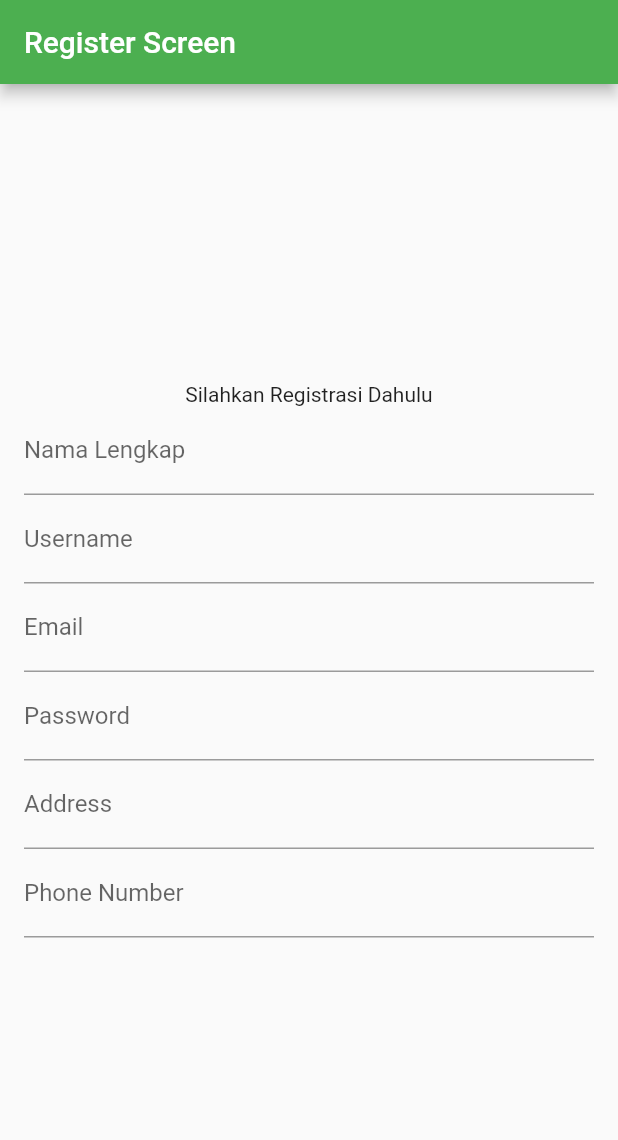
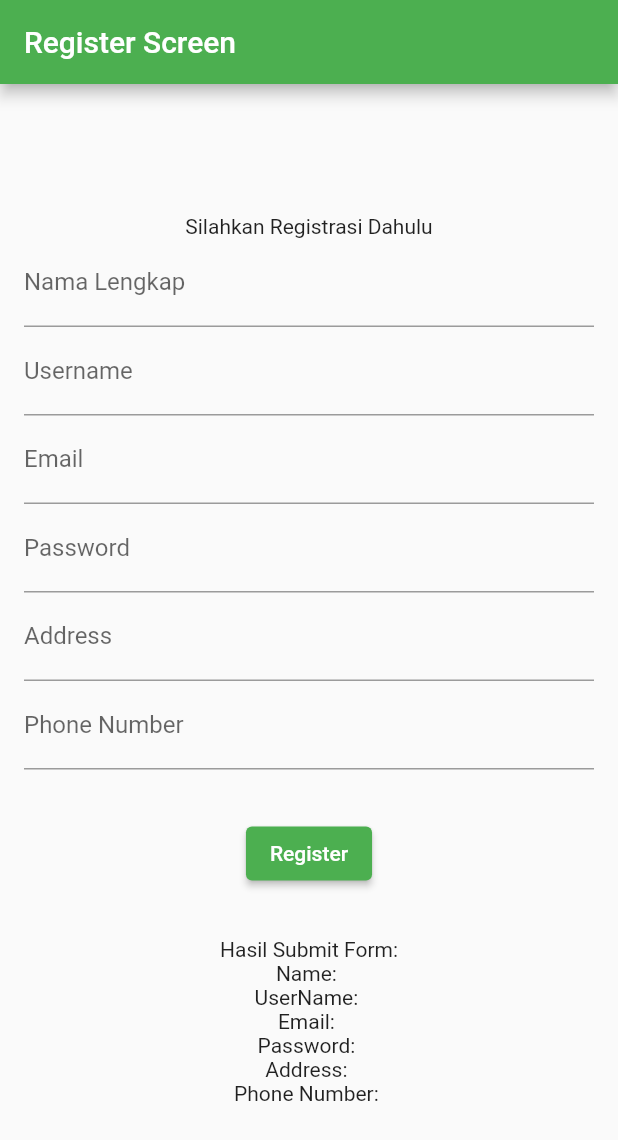
Before and after one commit to imaldi/learn_flutter_from_basic, a Flutter app: the screen it shows after launch, on a phone screen of 412 x 824 dp. Shown: the top 1140 px of the screen. Run offline on Flutter 3.47's test engine with Material 2 defaults, Android fonts, the phone set to English and light mode, and no system bars.

Commit message:
done submit register form

```diff
--- a/lib/register_screen.dart
+++ b/lib/register_screen.dart
@@ -1,7 +1,25 @@
 import 'package:flutter/material.dart';
 
-class RegisterScreen extends StatelessWidget {
+class RegisterScreen extends StatefulWidget {
   const RegisterScreen({Key? key}) : super(key: key);
+
+  @override
+  State<RegisterScreen> createState() => _RegisterScreenState();
+}
+
+class _RegisterScreenState extends State<RegisterScreen> {
+  var nameController = TextEditingController();
+  var usernameController = TextEditingController();
+  var emailController = TextEditingController();
+  var passwordController = TextEditingController();
+  var addressController = TextEditingController();
+  var phoneNumberController = TextEditingController();
+  var nama = "";
+  var username = "";
+  var email = "";
+  var password = "";
+  var address = "";
+  var phoneNumber = "";
 
   @override
   Widget build(BuildContext context) {
@@ -14,28 +32,59 @@ class RegisterScreen extends StatelessWidget {
             children: [
               Text("Silahkan Registrasi Dahulu"),
               TextFormField(
+                controller: nameController,
                 // decoration: InputDecoration(hintText: "Nama Lengkap"),
                 decoration: InputDecoration(label: Text("Nama Lengkap")),
               ),
               TextFormField(
+                controller: usernameController,
                 decoration: InputDecoration(label: Text("Username")),
               ),
               TextFormField(
+                controller: emailController,
                 keyboardType: TextInputType.emailAddress,
                 decoration: InputDecoration(label: Text("Email")),
               ),
               TextFormField(
+                controller: passwordController,
                 obscureText: true,
                 decoration: InputDecoration(label: Text("Password")),
               ),
               TextFormField(
+                controller: addressController,
                 decoration: InputDecoration(label: Text("Address")),
               ),
               TextFormField(
+                controller: phoneNumberController,
                 keyboardType: TextInputType.phone,
                 decoration: InputDecoration(
                     label: Text("Phone Number")),
               ),
+              SizedBox(height: 32,),
+              ElevatedButton(onPressed: (){
+                setState(() {
+                  nama = nameController.text;
+                  username = usernameController.text;
+                  email = emailController.text;
+                  password = passwordController.text;
+                  address = addressController.text;
+                  phoneNumber = phoneNumberController.text;
+                  nameController.text = "";
+                  usernameController.text = "";
+                  emailController.text = "";
+                  passwordController.text = "";
+                  addressController.text = "";
+                  phoneNumberController.text = "";
+                });
+              }, child: Text("Register")),
+              SizedBox(height: 32,),
+              Text("Hasil Submit Form:"),
+              Text("Name: ${nama}"),
+              Text("UserName: ${username}"),
+              Text("Email: ${email}"),
+              Text("Password: ${password}"),
+              Text("Address: ${address}"),
+              Text("Phone Number: ${phoneNumber}"),
             ],
           ),
         ),
```
